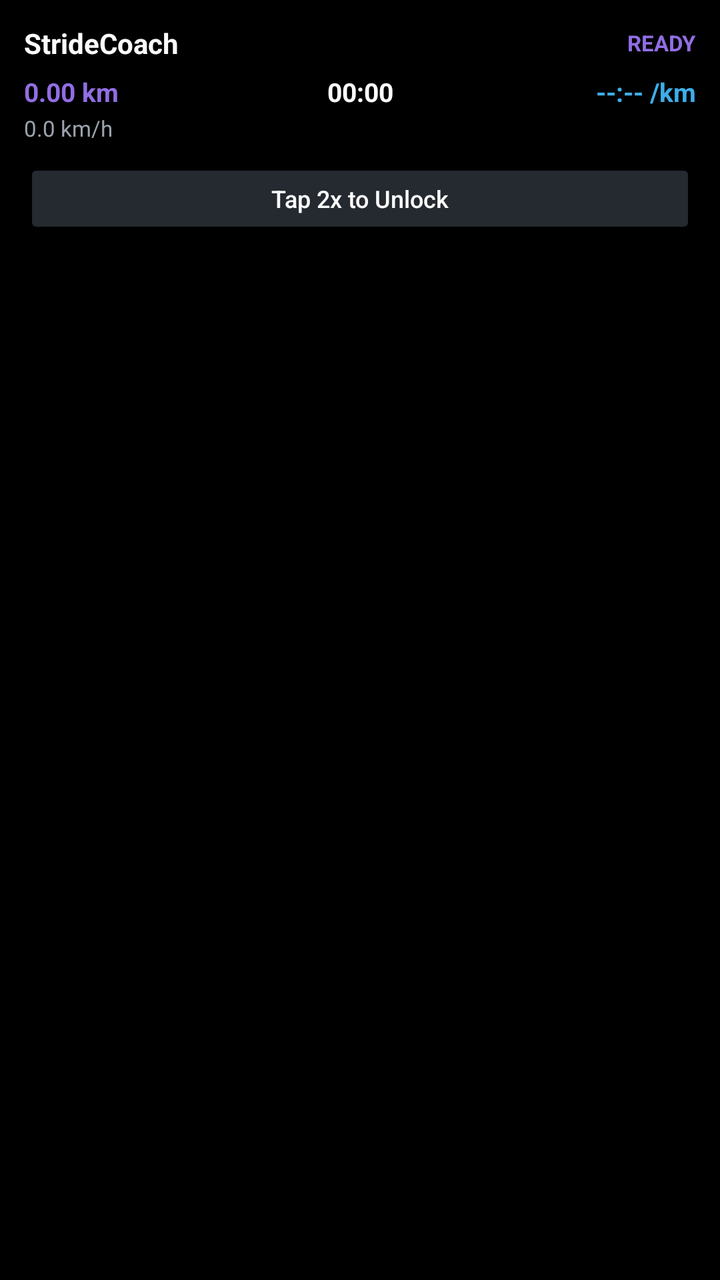
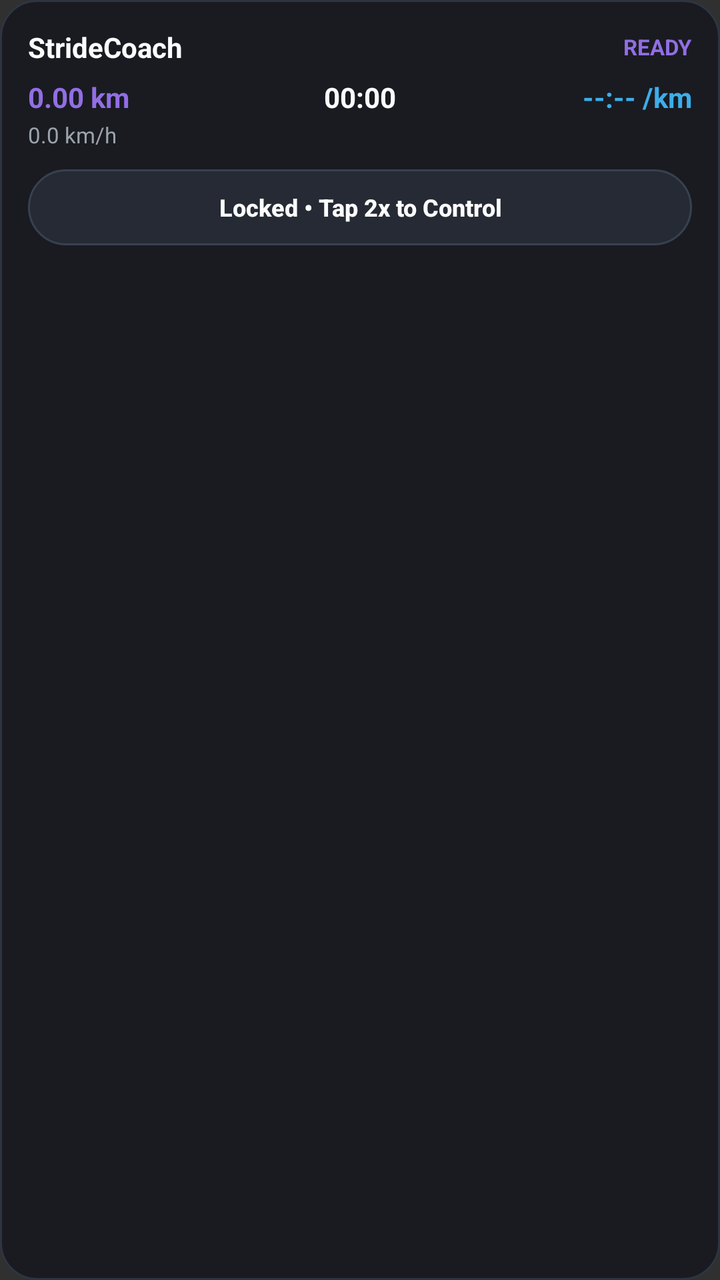

The first picture is an Android layout as it rendered before a commit; the second is the same layout after the commit. The layout source and the unified diff follow.
<!-- AndroidManifest.xml: application theme android:Theme.Material.NoActionBar -->
<!-- res/layout/widget_live_workout.xml -->
<?xml version="1.0" encoding="utf-8"?>
<LinearLayout xmlns:android="http://schemas.android.com/apk/res/android"
    android:id="@+id/widget_root"
    android:layout_width="match_parent"
    android:layout_height="wrap_content"
    android:background="@android:color/background_dark"
    android:orientation="vertical"
    android:padding="12dp">

    <LinearLayout
        android:layout_width="match_parent"
        android:layout_height="wrap_content"
        android:gravity="center_vertical"
        android:orientation="horizontal">

        <TextView
            android:id="@+id/widget_title"
            android:layout_width="0dp"
            android:layout_height="wrap_content"
            android:layout_weight="1"
            android:ellipsize="end"
            android:maxLines="1"
            android:text="StrideCoach"
            android:textColor="#FCFCFC"
            android:textSize="14sp"
            android:textStyle="bold" />

        <TextView
            android:id="@+id/widget_status"
            android:layout_width="wrap_content"
            android:layout_height="wrap_content"
            android:text="READY"
            android:textColor="#926EE4"
            android:textSize="11sp"
            android:textStyle="bold" />
    </LinearLayout>

    <LinearLayout
        android:layout_width="match_parent"
        android:layout_height="wrap_content"
        android:layout_marginTop="6dp"
        android:orientation="horizontal">

        <TextView
            android:id="@+id/widget_dist"
            android:layout_width="0dp"
            android:layout_height="wrap_content"
            android:layout_weight="1"
            android:text="0.00 km"
            android:textColor="#926EE4"
            android:textSize="13sp"
            android:textStyle="bold" />

        <TextView
            android:id="@+id/widget_time"
            android:layout_width="0dp"
            android:layout_height="wrap_content"
            android:layout_weight="1"
            android:gravity="center"
            android:text="00:00"
            android:textColor="#FCFCFC"
            android:textSize="13sp"
            android:textStyle="bold" />

        <TextView
            android:id="@+id/widget_pace"
            android:layout_width="0dp"
            android:layout_height="wrap_content"
            android:layout_weight="1"
            android:gravity="end"
            android:text="--:-- /km"
            android:textColor="#3DAEE9"
            android:textSize="13sp"
            android:textStyle="bold" />
    </LinearLayout>

    <TextView
        android:id="@+id/widget_speed"
        android:layout_width="match_parent"
        android:layout_height="wrap_content"
        android:layout_marginTop="2dp"
        android:text="0.0 km/h"
        android:textColor="#9BA3AC"
        android:textSize="11sp" />

    <LinearLayout
        android:layout_width="match_parent"
        android:layout_height="wrap_content"
        android:layout_marginTop="8dp"
        android:gravity="center_vertical"
        android:orientation="horizontal">

        <Button
            android:id="@+id/widget_btn_guard"
            android:layout_width="0dp"
            android:layout_height="40dp"
            android:layout_weight="1"
            android:backgroundTint="#252930"
            android:maxLines="1"
            android:text="Tap 2x to Unlock"
            android:textAllCaps="false"
            android:textColor="#FCFCFC"
            android:textSize="12sp" />

        <Button
            android:id="@+id/widget_btn_pause"
            android:layout_width="0dp"
            android:layout_height="40dp"
            android:layout_marginEnd="4dp"
            android:layout_weight="1"
            android:backgroundTint="#926EE4"
            android:maxLines="1"
            android:text="Pause"
            android:textAllCaps="false"
            android:textColor="#FFFFFF"
            android:textSize="12sp"
            android:visibility="gone" />

        <Button
            android:id="@+id/widget_btn_next"
            android:layout_width="0dp"
            android:layout_height="40dp"
            android:layout_marginEnd="4dp"
            android:layout_weight="1"
            android:backgroundTint="#252930"
            android:maxLines="1"
            android:text="Next"
            android:textAllCaps="false"
            android:textColor="#3DAEE9"
            android:textSize="12sp"
            android:visibility="gone" />

        <Button
            android:id="@+id/widget_btn_stop"
            android:layout_width="0dp"
            android:layout_height="40dp"
            android:layout_weight="1"
            android:backgroundTint="#3A2024"
            android:maxLines="1"
            android:text="Finish"
            android:textAllCaps="false"
            android:textColor="#F87171"
            android:textSize="12sp"
            android:visibility="gone" />
    </LinearLayout>
</LinearLayout>
<!-- resources referenced by this layout -->
<resources>

</resources>

<!-- the commit's change to res/layout/widget_live_workout.xml (unified diff, before → after) -->
@@ -3,9 +3,9 @@
     android:id="@+id/widget_root"
     android:layout_width="match_parent"
     android:layout_height="wrap_content"
-    android:background="@android:color/background_dark"
+    android:background="@drawable/widget_kde_bg"
     android:orientation="vertical"
-    android:padding="12dp">
+    android:padding="14dp">
 
     <LinearLayout
         android:layout_width="match_parent"
@@ -48,7 +48,7 @@
             android:layout_weight="1"
             android:text="0.00 km"
             android:textColor="#926EE4"
-            android:textSize="13sp"
+            android:textSize="14sp"
             android:textStyle="bold" />
 
         <TextView
@@ -59,7 +59,7 @@
             android:gravity="center"
             android:text="00:00"
             android:textColor="#FCFCFC"
-            android:textSize="13sp"
+            android:textSize="14sp"
             android:textStyle="bold" />
 
         <TextView
@@ -70,7 +70,7 @@
             android:gravity="end"
             android:text="--:-- /km"
             android:textColor="#3DAEE9"
-            android:textSize="13sp"
+            android:textSize="14sp"
             android:textStyle="bold" />
     </LinearLayout>
 
@@ -86,61 +86,69 @@
     <LinearLayout
         android:layout_width="match_parent"
         android:layout_height="wrap_content"
-        android:layout_marginTop="8dp"
+        android:layout_marginTop="10dp"
         android:gravity="center_vertical"
         android:orientation="horizontal">
 
         <Button
             android:id="@+id/widget_btn_guard"
             android:layout_width="0dp"
-            android:layout_height="40dp"
+            android:layout_height="38dp"
             android:layout_weight="1"
-            android:backgroundTint="#252930"
+            android:background="@drawable/widget_btn_surface"
             android:maxLines="1"
-            android:text="Tap 2x to Unlock"
+            android:stateListAnimator="@null"
+            android:text="Locked • Tap 2x to Control"
             android:textAllCaps="false"
             android:textColor="#FCFCFC"
-            android:textSize="12sp" />
+            android:textSize="12sp"
+            android:textStyle="bold" />
 
         <Button
             android:id="@+id/widget_btn_pause"
             android:layout_width="0dp"
-            android:layout_height="40dp"
-            android:layout_marginEnd="4dp"
+            android:layout_height="38dp"
+            android:layout_marginEnd="6dp"
             android:layout_weight="1"
-            android:backgroundTint="#926EE4"
+            android:background="@drawable/widget_btn_purple"
             android:maxLines="1"
+            android:stateListAnimator="@null"
             android:text="Pause"
             android:textAllCaps="false"
             android:textColor="#FFFFFF"
             android:textSize="12sp"
+            android:textStyle="bold"
             android:visibility="gone" />
 
         <Button
             android:id="@+id/widget_btn_next"
             android:layout_width="0dp"
-            android:layout_height="40dp"
-            android:layout_marginEnd="4dp"
+            android:layout_height="38dp"
+            android:layout_marginEnd="6dp"
             android:layout_weight="1"
-            android:backgroundTint="#252930"
+            android:background="@drawable/widget_btn_surface"
             android:maxLines="1"
+            android:stateListAnimator="@null"
             android:text="Next"
             android:textAllCaps="false"
             android:textColor="#3DAEE9"
             android:textSize="12sp"
+            android:textStyle="bold"
             android:visibility="gone" />
 
         <Button
             android:id="@+id/widget_btn_stop"
             android:layout_width="0dp"
-            android:layout_height="40dp"
+            android:layout_height="38dp"
             android:layout_weight="1"
-            android:backgroundTint="#3A2024"
+            android:background="@drawable/widget_btn_danger"
             android:maxLines="1"
+            android:stateListAnimator="@null"
             android:text="Finish"
             android:textAllCaps="false"
             android:textColor="#F87171"
             android:textSize="12sp"
+            android:textStyle="bold"
             android:visibility="gone" />
     </LinearLayout>
 </LinearLayout>
<!-- resource entries referenced after the edit -->
@@ -1,5 +1,31 @@
 <!-- resources referenced by this layout -->
 <resources>
-
+  <!-- drawable widget_btn_danger (drawable) -->
+  <?xml version="1.0" encoding="utf-8"?>
+  <shape xmlns:android="http://schemas.android.com/apk/res/android" android:shape="rectangle">
+      <solid android:color="#402227" />
+      <corners android:radius="999dp" />
+      <stroke android:width="1dp" android:color="#7F3A42" />
+  </shape>
+  <!-- drawable widget_btn_purple (drawable) -->
+  <?xml version="1.0" encoding="utf-8"?>
+  <shape xmlns:android="http://schemas.android.com/apk/res/android" android:shape="rectangle">
+      <solid android:color="#926EE4" />
+      <corners android:radius="999dp" />
+  </shape>
+  <!-- drawable widget_btn_surface (drawable) -->
+  <?xml version="1.0" encoding="utf-8"?>
+  <shape xmlns:android="http://schemas.android.com/apk/res/android" android:shape="rectangle">
+      <solid android:color="#252A34" />
+      <corners android:radius="999dp" />
+      <stroke android:width="1dp" android:color="#394150" />
+  </shape>
+  <!-- drawable widget_kde_bg (drawable) -->
+  <?xml version="1.0" encoding="utf-8"?>
+  <shape xmlns:android="http://schemas.android.com/apk/res/android" android:shape="rectangle">
+      <solid android:color="#EB171A20" />
+      <corners android:radius="18dp" />
+      <stroke android:width="1dp" android:color="#2E3542" />
+  </shape>
 </resources>
 
